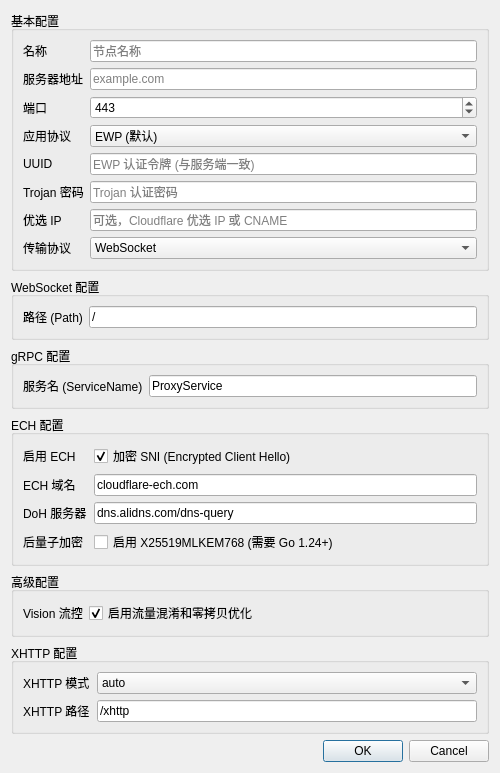
This is ewp-gui/ui/EditNodeDialog.ui in H1d3r/ech-workers-ewp as Qt 5 draws it before an edit. The edited form follows.
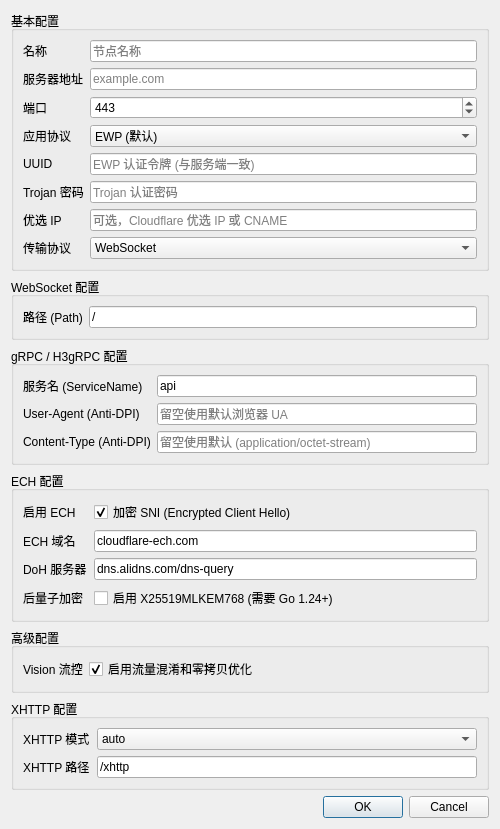
This is the edited form.

Commit message: 添加配置功能，添加H3grpc链路

Patch:
```diff
--- a/ewp-gui/ui/EditNodeDialog.ui
+++ b/ewp-gui/ui/EditNodeDialog.ui
@@ -195,7 +195,7 @@
    <item>
     <widget class="QGroupBox" name="grpcGroup">
      <property name="title">
-      <string>gRPC 配置</string>
+      <string>gRPC / H3gRPC 配置</string>
      </property>
      <layout class="QFormLayout" name="grpcLayout">
       <item row="0" column="0">
@@ -208,10 +208,38 @@
       <item row="0" column="1">
        <widget class="QLineEdit" name="editGrpcService">
         <property name="text">
-         <string>ProxyService</string>
+         <string>api</string>
         </property>
         <property name="placeholderText">
-         <string>与服务端 GRPC_SERVICE 环境变量对应</string>
+         <string>与服务端配置对应，默认: api</string>
+        </property>
+       </widget>
+      </item>
+      <item row="1" column="0">
+       <widget class="QLabel" name="labelUserAgent">
+        <property name="text">
+         <string>User-Agent (Anti-DPI)</string>
+        </property>
+       </widget>
+      </item>
+      <item row="1" column="1">
+       <widget class="QLineEdit" name="editUserAgent">
+        <property name="placeholderText">
+         <string>留空使用默认浏览器 UA</string>
+        </property>
+       </widget>
+      </item>
+      <item row="2" column="0">
+       <widget class="QLabel" name="labelContentType">
+        <property name="text">
+         <string>Content-Type (Anti-DPI)</string>
+        </property>
+       </widget>
+      </item>
+      <item row="2" column="1">
+       <widget class="QLineEdit" name="editContentType">
+        <property name="placeholderText">
+         <string>留空使用默认 (application/octet-stream)</string>
         </property>
        </widget>
       </item>
```
Left out of the diff: 9 changed lines with no effect on the pictures. The commit also changes 106 other files.
